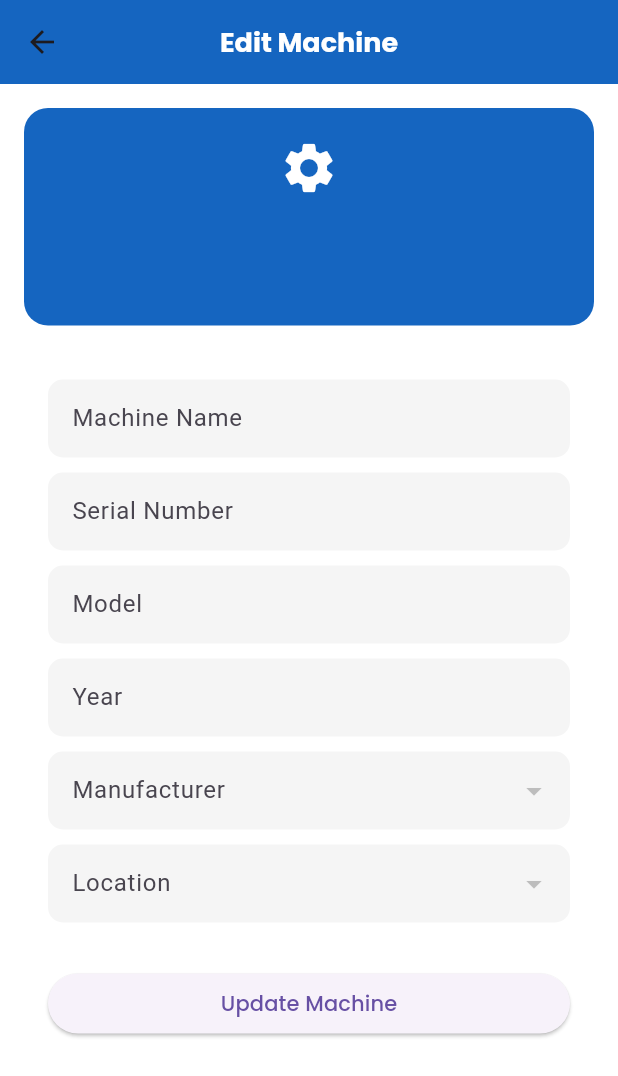
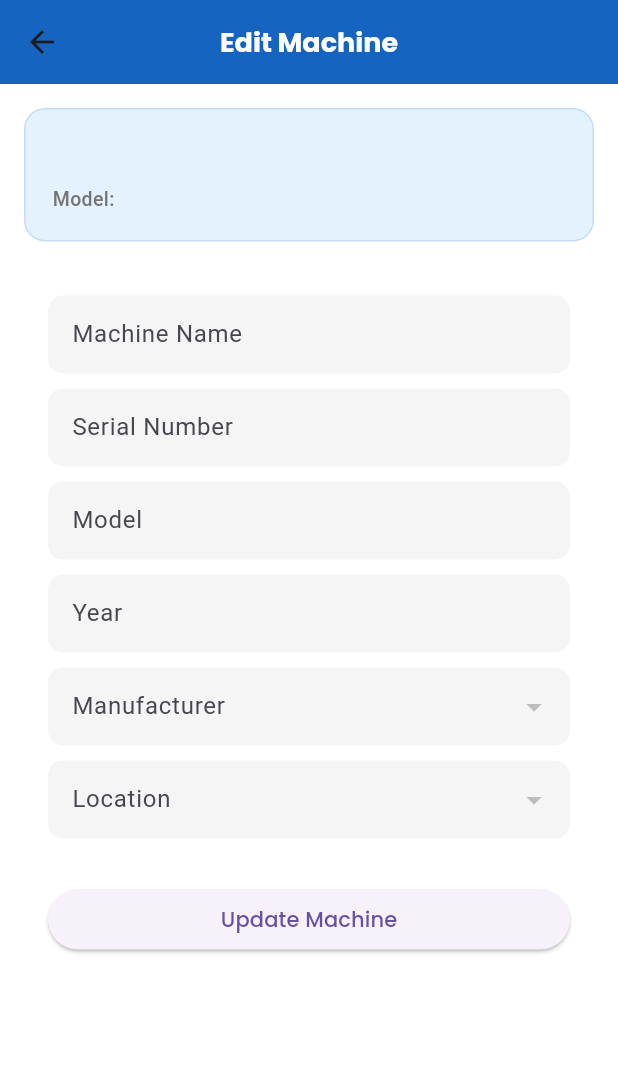
Before and after one commit to ankitakhot-15/task_frontend, a Flutter app: the MachineEditView screen opened directly with empty values, on a phone screen of 412 x 824 dp. Shown: the top 1076 px of the screen. Run offline on Flutter 3.47's test engine with Material 3 defaults, Android fonts, the phone set to English and light mode, and no system bars; our stand-ins replace connectivity_plus, get, google_fonts; network calls fail.

Commit message:
ui changes

```diff
--- a/lib/common_components/machine_header_card.dart
+++ b/lib/common_components/machine_header_card.dart
@@ -1,3 +1,4 @@
+
 import 'package:flutter/material.dart';
 import 'package:veloce_task_frontend/core/theme/app_colors.dart';
 
@@ -5,37 +6,43 @@ class MachineHeaderCard extends StatelessWidget {
   final String name;
   final String model;
 
-  const MachineHeaderCard({
-    super.key,
-    required this.name,
-    required this.model,
-  });
+  const MachineHeaderCard({super.key, required this.name, required this.model});
 
   @override
   Widget build(BuildContext context) {
     return Container(
       width: double.infinity,
-      padding: const EdgeInsets.all(20),
+      padding: const EdgeInsets.all(18),
       decoration: BoxDecoration(
-        color: AppColors.primary,
-        borderRadius: BorderRadius.circular(16),
+        color: AppColors.primaryLight,
+        borderRadius: BorderRadius.circular(14),
+        border: Border.all(color: AppColors.primary.withOpacity(0.15)),
       ),
       child: Column(
+        crossAxisAlignment: CrossAxisAlignment.start,
         children: [
-          const Icon(Icons.settings, color: Colors.white, size: 40),
-          const SizedBox(height: 10),
+          // MACHINE NAME
           Text(
             name,
+            maxLines: 2,
+            overflow: TextOverflow.ellipsis,
             style: const TextStyle(
-              fontSize: 20,
-              fontWeight: FontWeight.bold,
-              color: Colors.white,
+              fontSize: 18,
+              fontWeight: FontWeight.w700,
+              color: AppColors.textPrimary,
             ),
           ),
-          const SizedBox(height: 5),
+
+          const SizedBox(height: 6),
+
+          // MODEL
           Text(
-            model,
-            style: const TextStyle(color: Colors.white70),
+            "Model: $model",
+            style: const TextStyle(
+              fontSize: 13,
+              fontWeight: FontWeight.w500,
+              color: AppColors.textSecondary,
+            ),
           ),
         ],
       ),
--- a/lib/core/theme/app_colors.dart
+++ b/lib/core/theme/app_colors.dart
@@ -16,4 +16,5 @@ class AppColors {
   static const success = Color(0xFF2E7D32);
   static const error = Color(0xFFC62828);
   static const warning = Color(0xFFF9A825);
+
 }
```
Also changed, not shown: lib/common_components/info_row.dart (+16 -12 lines), lib/views/dashboard/machine/machine_detail_view.dart (+111 -44 lines), lib/views/dashboard/machine/machine_master_view.dart (+94 -69 lines).
